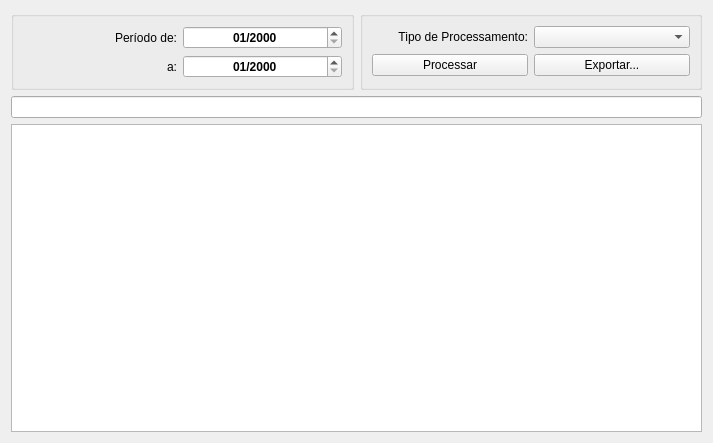
The window that planosaude.ui (fallomermo/SeverinoTools_BKP_Old) describes before a commit, drawn with Qt 5.
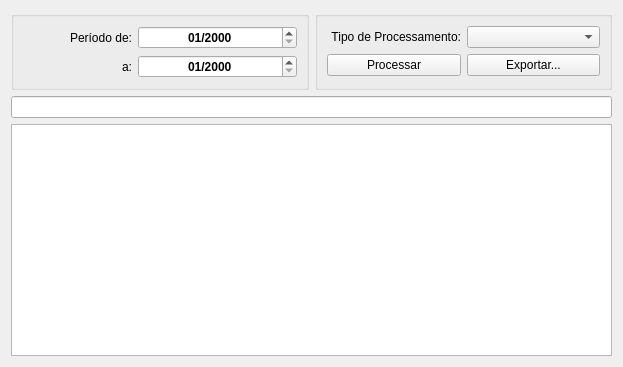
The same window after the commit. Icons and pictures are not drawn.

Patch:
```diff
--- a/planosaude.ui
+++ b/planosaude.ui
@@ -6,8 +6,8 @@
    <rect>
     <x>0</x>
     <y>0</y>
-    <width>713</width>
-    <height>443</height>
+    <width>623</width>
+    <height>367</height>
    </rect>
   </property>
   <property name="windowTitle">
```
